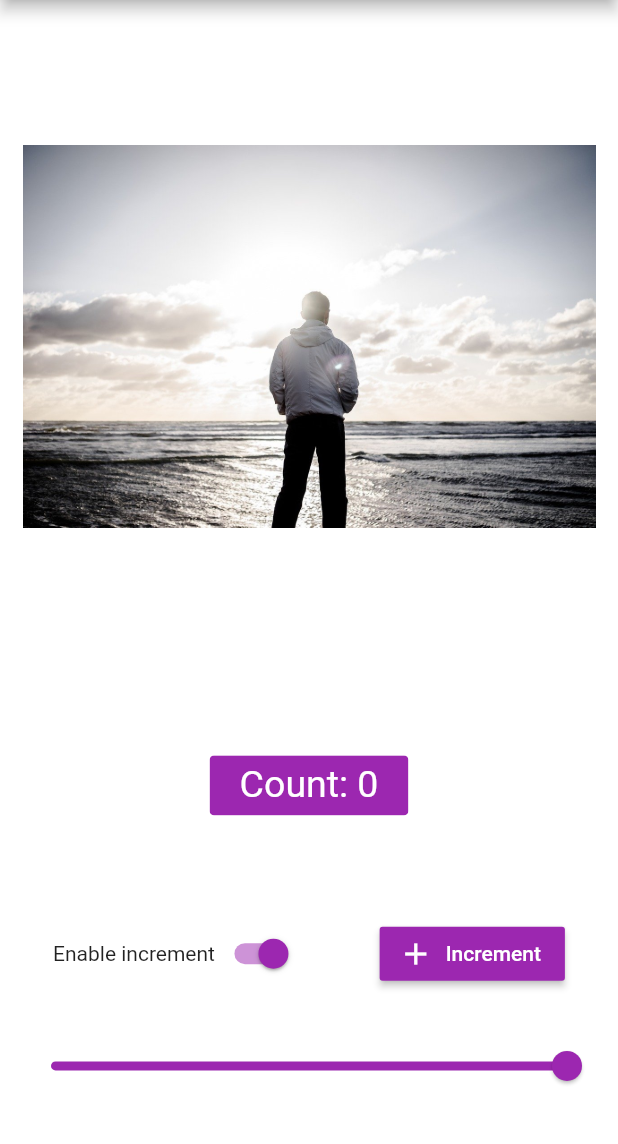
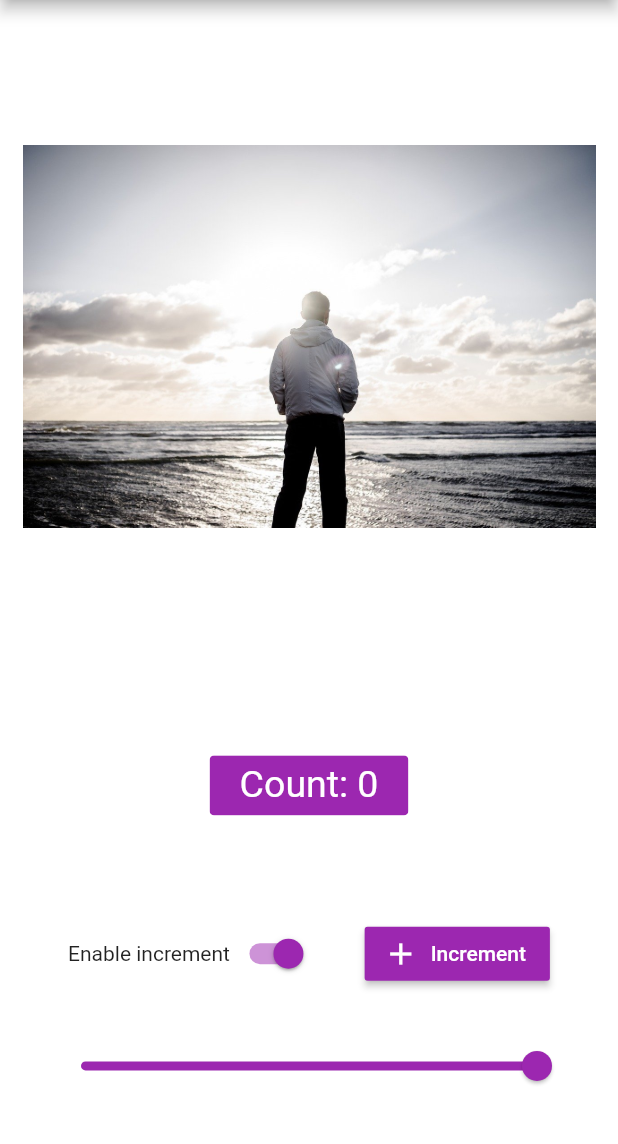
Before and after one commit to stellarbeam/gesture_mania, a Flutter app: the screen it shows after launch, on a phone screen of 412 x 824 dp, the part 84-1228 px from its top. Run offline on Flutter 3.47's test engine with Material 2 defaults, Android fonts, the phone set to English and light mode, and no system bars.

```diff
--- a/lib/widgets/controls.dart
+++ b/lib/widgets/controls.dart
@@ -19,7 +19,7 @@ class Controls extends StatelessWidget {
   @override
   Widget build(BuildContext context) {
     return Padding(
-      padding: EdgeInsets.symmetric(horizontal: 10),
+      padding: EdgeInsets.symmetric(horizontal: 30),
       child: Column(
         mainAxisAlignment: MainAxisAlignment.spaceAround,
         children: [
@@ -28,10 +28,12 @@ class Controls extends StatelessWidget {
             children: [
               Row(
                 children: [
-                  GestureDetector(
-                    child: Text('Enable increment'),
-                    onTap: () {},
-                  ),
+                  if (MediaQuery.of(context).orientation ==
+                      Orientation.portrait)
+                    GestureDetector(
+                      child: const Text('Enable increment'),
+                      onTap: () {},
+                    ),
                   Switch(
                     value: _enableIncrement,
                     onChanged: _toggleEnableIncrement,
@@ -42,8 +44,8 @@ class Controls extends StatelessWidget {
                 onTap: () {},
                 child: RaisedButton.icon(
                   onPressed: _enableIncrement ? _incrementCount : null,
-                  icon: Icon(Icons.add),
-                  label: Text("Increment"),
+                  icon: const Icon(Icons.add),
+                  label: const Text("Increment"),
                   color: Theme.of(context).primaryColor,
                   textColor: Colors.white,
                 ),
```
